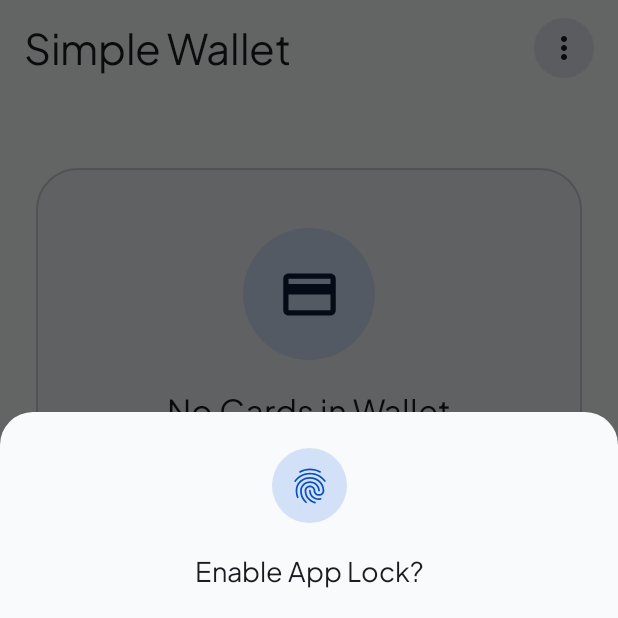
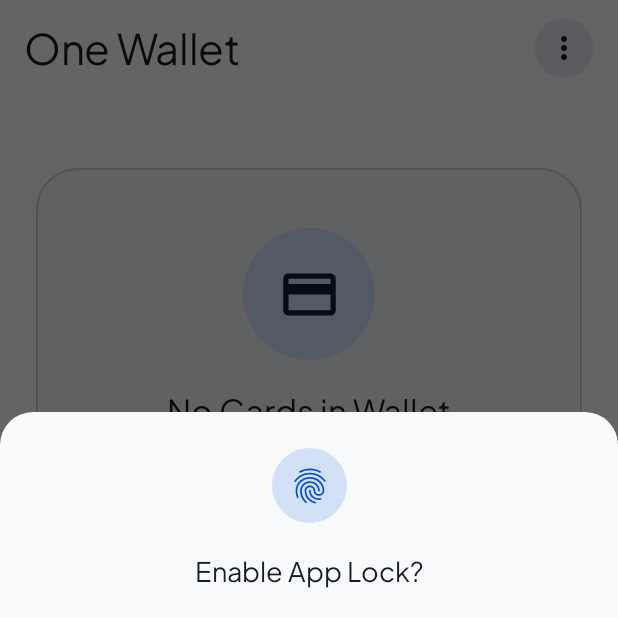
Before and after one commit to imarinzone/Simple-wallet, an Android app built with Jetpack Compose: the screen it shows after launch (MainActivity), on a phone screen of 412 x 824 dp, the top half of it. Run offline under Robolectric (Android 15) with nearby library versions, the phone set to English and light mode, and no system bars; our stand-ins replace Room's generated code.

Commit message:
refactor: rename application to One Wallet
Update app name, themes, file naming, and UI strings across the project to align with the new branding.

```diff
--- a/app/src/main/AndroidManifest.xml
+++ b/app/src/main/AndroidManifest.xml
@@ -19,13 +19,13 @@
         android:label="@string/app_name"
         android:roundIcon="@mipmap/ic_launcher_round"
         android:supportsRtl="true"
-        android:theme="@style/Theme.SimpleWallet">
+        android:theme="@style/Theme.OneWallet">
         <activity
             android:name=".MainActivity"
             android:exported="true"
             android:launchMode="singleTop"
             android:label="@string/app_name"
-            android:theme="@style/Theme.SimpleWallet">
+            android:theme="@style/Theme.OneWallet">
             <intent-filter>
                 <action android:name="android.intent.action.MAIN" />
                 <category android:name="android.intent.category.LAUNCHER" />
--- a/app/src/main/java/com/example/MainActivity.kt
+++ b/app/src/main/java/com/example/MainActivity.kt
@@ -75,7 +75,7 @@ import com.example.ui.screens.ScanCardScreen
 import com.example.ui.screens.SettingsScreen
 import com.example.ui.screens.SyncBackupScreen
 import com.example.ui.screens.ThemeMode
-import com.example.ui.theme.SimpleWalletTheme
+import com.example.ui.theme.OneWalletTheme
 
 
 class MainActivity : FragmentActivity() {
@@ -99,7 +99,7 @@ class MainActivity : FragmentActivity() {
                 ThemeMode.SYSTEM -> isSystemInDarkTheme()
             }
 
-            SimpleWalletTheme(
+            OneWalletTheme(
                 darkTheme = isDarkTheme,
                 accentColor = pixelAccent
             ) {
@@ -211,7 +211,7 @@ fun MainAppContent(
                 onTriggerSystemBiometric = {
                     BiometricAuthManager.promptBiometric(
                         activity = activity,
-                        title = "Unlock Simple Wallet",
+                        title = "Unlock One Wallet",
                         subtitle = "Verify fingerprint or device credentials to view your cards",
                         onSuccess = {
                             haptics?.success()
@@ -508,7 +508,7 @@ fun MainAppContent(
                     text = {
                         Column(verticalArrangement = Arrangement.spacedBy(10.dp)) {
                             Text(
-                                text = "Simple Wallet v${update.latestVersionName} is now ready to download (Current: v${update.currentVersionName}).",
+                                text = "One Wallet v${update.latestVersionName} is now ready to download (Current: v${update.currentVersionName}).",
                                 color = MaterialTheme.colorScheme.onSurfaceVariant,
                                 fontSize = 14.sp
                             )
--- a/app/src/main/java/com/example/data/AppUpdateService.kt
+++ b/app/src/main/java/com/example/data/AppUpdateService.kt
@@ -71,7 +71,7 @@ object AppUpdateService {
             val connection = (url.openConnection() as HttpURLConnection).apply {
                 requestMethod = "GET"
                 setRequestProperty("Accept", "application/vnd.github.v3+json")
-                setRequestProperty("User-Agent", "Simple-Wallet-Android-App")
+                setRequestProperty("User-Agent", "One-Wallet-Android-App")
                 connectTimeout = 7000
                 readTimeout = 7000
             }
@@ -159,7 +159,7 @@ object AppUpdateService {
             latestVersionCode = parseVersionCode(fallbackLatestVersion),
             releaseDate = "October 2026",
             releaseNotes = listOf(
-                "Simple Wallet latest release v$fallbackLatestVersion from GitHub",
+                "One Wallet latest release v$fallbackLatestVersion from GitHub",
                 "Official APK releases available at github.com/imarinzone/Simple-wallet",
                 "Enhanced 3D card tilt, rotating Google Pixel clock widget add border, and security upgrades"
             ),
@@ -234,7 +234,7 @@ object AppUpdateService {
             lines.take(6)
         } else {
             listOf(
-                "Simple Wallet release $tagName",
+                "One Wallet release $tagName",
                 "Bug fixes, performance improvements, and stability enhancements",
                 "Full changelog available at $GITHUB_RELEASES_PAGE_URL"
             )
--- a/app/src/main/java/com/example/security/BiometricAuthManager.kt
+++ b/app/src/main/java/com/example/security/BiometricAuthManager.kt
@@ -26,7 +26,7 @@ object BiometricAuthManager {
 
     fun promptBiometric(
         activity: FragmentActivity,
-        title: String = "Unlock Simple Wallet",
+        title: String = "Unlock One Wallet",
         subtitle: String = "Use fingerprint, face, or lock screen credentials to access your cards",
         onSuccess: () -> Unit,
         onError: (String) -> Unit
--- a/app/src/main/java/com/example/ui/components/BiometricLockOverlay.kt
+++ b/app/src/main/java/com/example/ui/components/BiometricLockOverlay.kt
@@ -179,7 +179,7 @@ fun BiometricLockOverlay(
                 Spacer(modifier = Modifier.height(24.dp))
 
                 Text(
-                    text = "Simple Wallet Locked",
+                    text = "One Wallet Locked",
                     color = MaterialTheme.colorScheme.onBackground,
                     style = MaterialTheme.typography.headlineSmall
                 )
--- a/app/src/main/java/com/example/ui/components/RealisticLeatherWallet.kt
+++ b/app/src/main/java/com/example/ui/components/RealisticLeatherWallet.kt
@@ -341,7 +341,7 @@ private fun ClosedWalletView(
                 // Bottom Branding & Card Counter
                 Column(horizontalAlignment = Alignment.CenterHorizontally) {
                     Text(
-                        text = "SIMPLE WALLET",
+                        text = "ONE WALLET",
                         color = leatherFinish.hardwareColor,
                         fontSize = 20.sp,
                         fontWeight = FontWeight.Black,
--- a/app/src/main/java/com/example/ui/screens/SyncBackupScreen.kt
+++ b/app/src/main/java/com/example/ui/screens/SyncBackupScreen.kt
@@ -301,7 +301,7 @@ fun SyncBackupScreen(
                         value = importInputText,
                         onValueChange = { importInputText = it },
                         label = { Text("Backup Payload") },
-                        placeholder = { Text("Paste encrypted Simple Wallet JSON code here") },
+                        placeholder = { Text("Paste encrypted One Wallet JSON code here") },
                         modifier = Modifier
                             .fillMaxWidth()
                             .height(110.dp),
--- a/app/src/main/java/com/example/ui/screens/WalletHomeScreen.kt
+++ b/app/src/main/java/com/example/ui/screens/WalletHomeScreen.kt
@@ -373,7 +373,7 @@ fun WalletHomeScreen(
                         horizontalArrangement = Arrangement.spacedBy(10.dp)
                     ) {
                         Text(
-                            text = "Simple Wallet",
+                            text = "One Wallet",
                             style = MaterialTheme.typography.headlineMedium,
                             color = MaterialTheme.colorScheme.onBackground
                         )
--- a/app/src/main/java/com/example/ui/theme/Theme.kt
+++ b/app/src/main/java/com/example/ui/theme/Theme.kt
@@ -25,7 +25,7 @@ enum class PixelAccentColor(val label: String, val hex: String, val isDynamic: B
     ROSE("Blossom Rose", "#F472B6")
 }
 
-val SimpleWalletShapes = Shapes(
+val OneWalletShapes = Shapes(
     extraSmall = RoundedCornerShape(8.dp),
     small = RoundedCornerShape(12.dp),
     medium = RoundedCornerShape(16.dp),
@@ -161,7 +161,7 @@ fun getPixelColorScheme(darkTheme: Boolean, accent: PixelAccentColor): ColorSche
 }
 
 @Composable
-fun SimpleWalletTheme(
+fun OneWalletTheme(
     darkTheme: Boolean = isSystemInDarkTheme(),
     accentColor: PixelAccentColor = PixelAccentColor.BLUE,
     content: @Composable () -> Unit
@@ -177,7 +177,7 @@ fun SimpleWalletTheme(
     MaterialTheme(
         colorScheme = colorScheme,
         typography = Typography,
-        shapes = SimpleWalletShapes,
+        shapes = OneWalletShapes,
         content = content
     )
 }
--- a/app/src/main/res/values/strings.xml
+++ b/app/src/main/res/values/strings.xml
@@ -1,3 +1,3 @@
 <resources>
-    <string name="app_name">Simple Wallet</string>
+    <string name="app_name">One Wallet</string>
 </resources>
--- a/app/src/main/res/values/themes.xml
+++ b/app/src/main/res/values/themes.xml
@@ -1,5 +1,5 @@
 <?xml version="1.0" encoding="utf-8"?>
 <resources>
 
-    <style name="Theme.SimpleWallet" parent="android:Theme.DeviceDefault.NoActionBar" />
+    <style name="Theme.OneWallet" parent="android:Theme.DeviceDefault.NoActionBar" />
 </resources>
--- a/settings.gradle.kts
+++ b/settings.gradle.kts
@@ -22,7 +22,7 @@ dependencyResolutionManagement {
   }
 }
 
-rootProject.name = "Simple Wallet"
+rootProject.name = "One Wallet"
 
 
 include(":app")
```
Also changed, not shown: app/src/main/java/com/example/data/WalletRepository.kt (+6 -6 lines), 3 other files.
